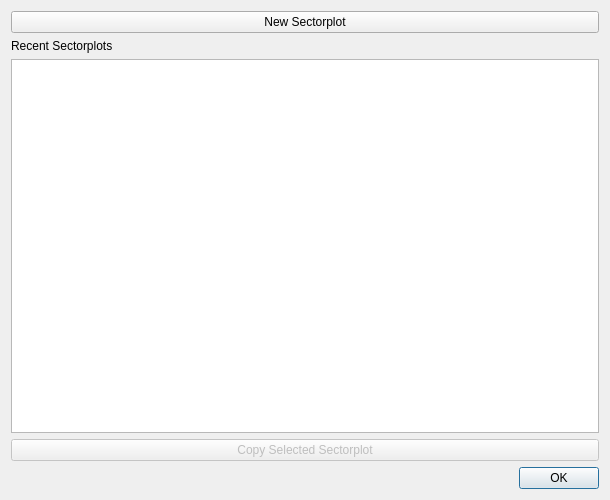
This is SectorPlot/sectorplot_sectorplotsets_dialog_base.ui in rduivenvoorde/sectorplot as Qt 5 draws it before an edit. The edited form follows.
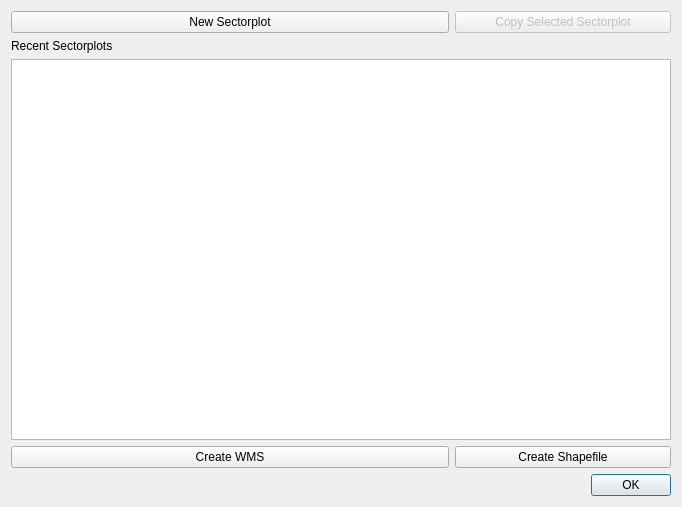
This is the edited form.

What changed in the file:
```diff
--- a/SectorPlot/sectorplot_sectorplotsets_dialog_base.ui
+++ b/SectorPlot/sectorplot_sectorplotsets_dialog_base.ui
@@ -9,15 +9,15 @@
    <rect>
     <x>0</x>
     <y>0</y>
-    <width>610</width>
-    <height>500</height>
+    <width>682</width>
+    <height>507</height>
    </rect>
   </property>
   <property name="windowTitle">
    <string>Recent Sectorplots</string>
   </property>
   <layout class="QGridLayout" name="gridLayout">
-   <item row="6" column="0" colspan="2">
+   <item row="0" column="2">
     <widget class="QPushButton" name="btn_copy_sectorplotset_dialog">
      <property name="enabled">
       <bool>false</bool>
@@ -27,10 +27,28 @@
      </property>
     </widget>
    </item>
-   <item row="4" column="0" colspan="2">
-    <widget class="QTableView" name="table_sectorplot_sets"/>
+   <item row="1" column="0" colspan="2">
+    <widget class="QLabel" name="label_title">
+     <property name="text">
+      <string>Recent Sectorplots</string>
+     </property>
+    </widget>
    </item>
-   <item row="8" column="1">
+   <item row="3" column="0" colspan="2">
+    <widget class="QPushButton" name="btn_create_wms">
+     <property name="text">
+      <string>Create WMS</string>
+     </property>
+    </widget>
+   </item>
+   <item row="3" column="2">
+    <widget class="QPushButton" name="btn_create_shapefile">
+     <property name="text">
+      <string>Create Shapefile</string>
+     </property>
+    </widget>
+   </item>
+   <item row="4" column="1" colspan="2">
     <widget class="QDialogButtonBox" name="button_box">
      <property name="orientation">
       <enum>Qt::Horizontal</enum>
@@ -40,19 +58,15 @@
      </property>
     </widget>
    </item>
-   <item row="1" column="0" colspan="2">
+   <item row="0" column="0" colspan="2">
     <widget class="QPushButton" name="btn_new_sectorplotset_dialog">
      <property name="text">
       <string>New Sectorplot</string>
      </property>
     </widget>
    </item>
-   <item row="2" column="0">
-    <widget class="QLabel" name="label_title">
-     <property name="text">
-      <string>Recent Sectorplots</string>
-     </property>
-    </widget>
+   <item row="2" column="0" colspan="3">
+    <widget class="QTableView" name="table_sectorplot_sets"/>
    </item>
   </layout>
  </widget>
```
